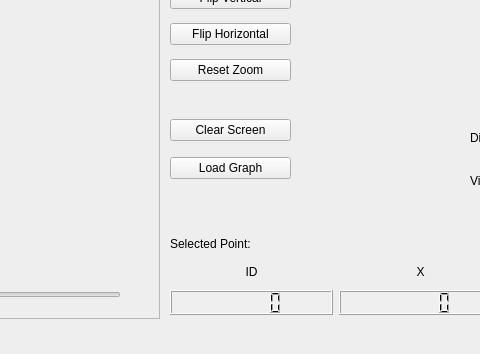
Old version of the form mainwindow.ui in the repository citrovin/map-path-finder-embedded-cpp; both pictures show x 460 to 940 and y 310 to 664 of the 1146 by 664 pixel window.
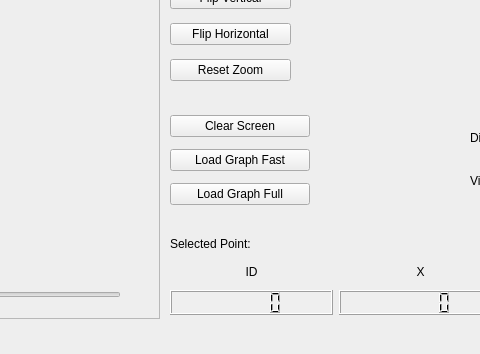
New version of the form.

Patch:
```diff
--- a/mainwindow.ui
+++ b/mainwindow.ui
@@ -39,8 +39,8 @@
      <rect>
       <x>630</x>
       <y>400</y>
-      <width>121</width>
-      <height>81</height>
+      <width>140</width>
+      <height>103</height>
      </rect>
     </property>
     <layout class="QGridLayout" name="gridLayout">
@@ -60,7 +60,20 @@
         <string notr="true">color: rgb(0, 0, 0);</string>
        </property>
        <property name="text">
-        <string>Load Graph</string>
+        <string>Load Graph Fast</string>
+       </property>
+      </widget>
+     </item>
+     <item row="3" column="0">
+      <widget class="QPushButton" name="load_graph_button_2">
+       <property name="toolTip">
+        <string>&lt;html&gt;&lt;head/&gt;&lt;body&gt;&lt;p&gt;Loads all edge data as well&lt;/p&gt;&lt;/body&gt;&lt;/html&gt;</string>
+       </property>
+       <property name="styleSheet">
+        <string notr="true">color: rgb(0, 0, 0);</string>
+       </property>
+       <property name="text">
+        <string>Load Graph Full</string>
        </property>
       </widget>
      </item>
```
